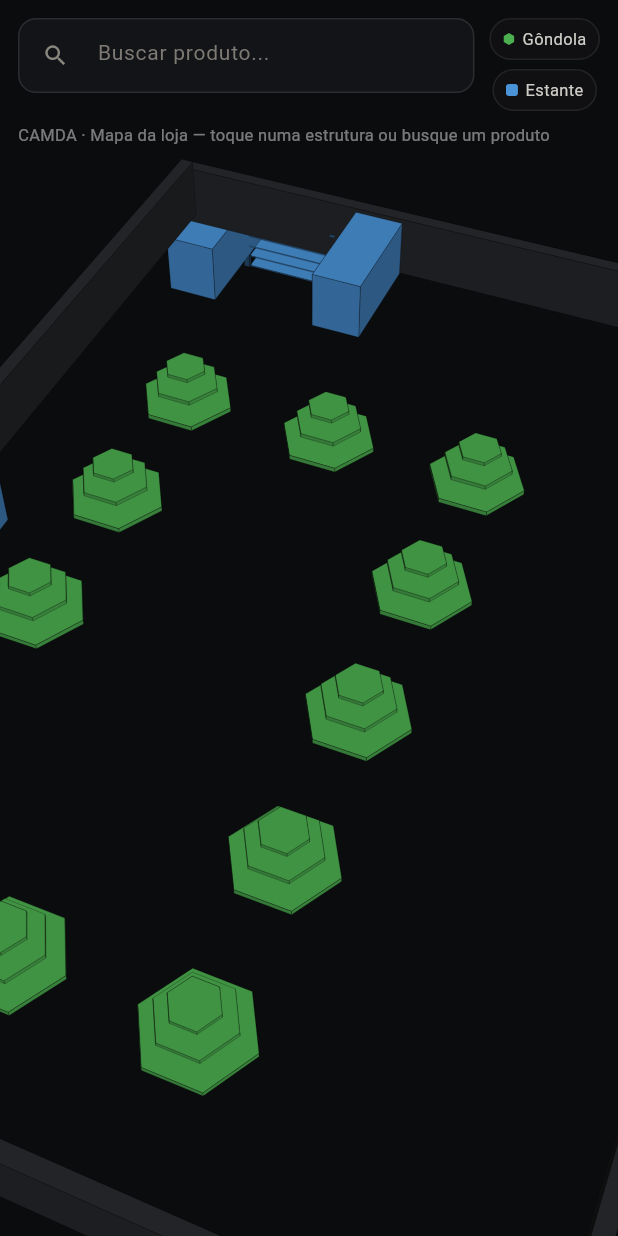
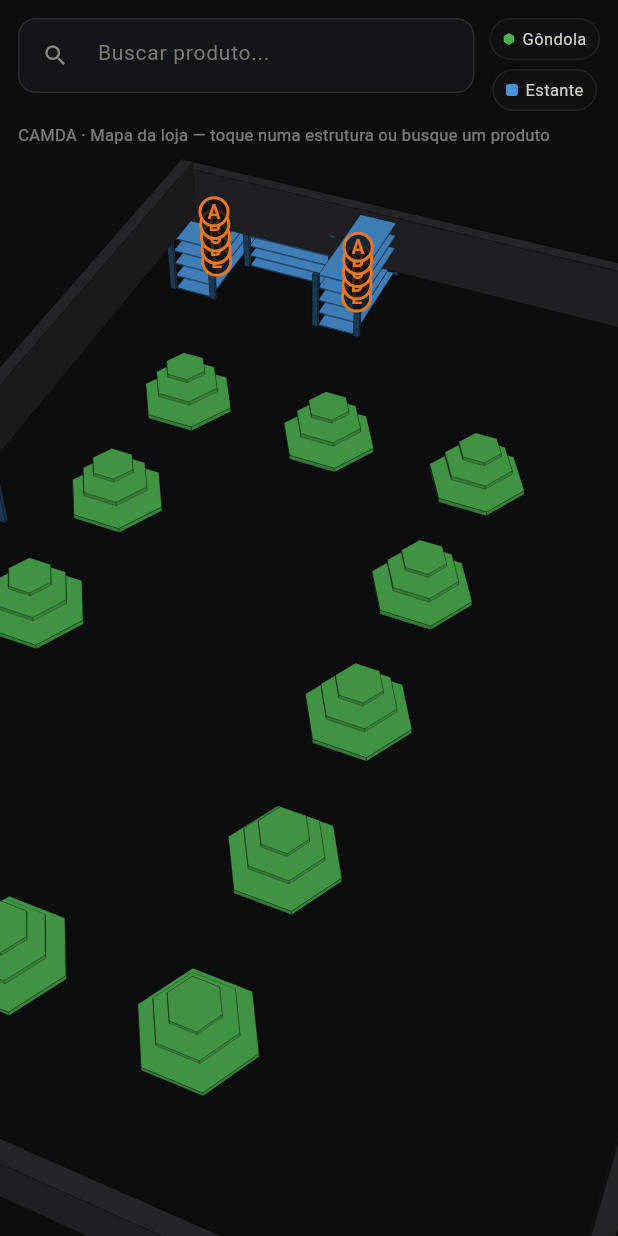
Before and after one commit to LeoLira1/Gondolas, a Flutter app: the screen it shows after launch, on a phone screen of 412 x 824 dp. Run offline on Flutter 3.47's test engine with Material 3 defaults, Android fonts, the phone set to English and light mode, and no system bars; our stand-ins replace shared_preferences; missing offline and left inert: libsql_dart.

Commit message:
feat(loja): add shelf letter labels (A–E) to wooden estantes on store map
- LojaGeometry: add _estanteNiveis=5, _shelfT=0.013, _nivelY() helper
- Rewrite _estante() with 4 corner posts + 5 horizontal shelves
  matching _estanteEdr300's visual structure (same pW/pD/sT, _boxLoja)
- LojaPainter: add showLabels flag (default true) + _drawLabels()
  that projects each shelf level as a 3D anchor point (same FOV/near
  math as _project), draws dark disc + CAMDA orange rim + bold letter;
  top shelf = A, bottom = E; font scales by depth (26px × clamp(2.5/cz,0.5,1.4))
- LojaScene widget: expose showLabels parameter, forward to LojaPainter
- EDR-300 (estante 8) and gondolas are not labelled; hit-test, pulse,
  near-plane clipping and camera focus are unaffected

Co-Authored-By: Claude Sonnet 4.6 <noreply@anthropic.com>
Claude-Session: https://claude.ai/code/session_01SGDnH9UePpiWKrK6CZkVz3

```diff
--- a/lib/loja_scene.dart
+++ b/lib/loja_scene.dart
@@ -94,10 +94,15 @@ const Color _corBg         = Color(0xFF0b0c0e);
 // ── LojaGeometry ──────────────────────────────────────────────────────────────
 
 class LojaGeometry {
-  static const double gondolaR   = 0.62;
-  static const double _estanteH  = 0.85;
-  static const double _paredeH   = 0.90;
-  static const double _paredeEsp = 0.18;
+  static const double gondolaR      = 0.62;
+  static const double _estanteH     = 0.85;
+  static const double _paredeH      = 0.90;
+  static const double _paredeEsp    = 0.18;
+  static const int    _estanteNiveis = 5;
+  static const double _shelfT       = 0.013;
+
+  static double _nivelY(int i) =>
+      i * (_estanteH - _shelfT) / (_estanteNiveis - 1);
 
   static List<Face> buildFaces(int? selecionadoIdx, double pulseT) {
     final faces = <Face>[];
@@ -187,15 +192,38 @@ class LojaGeometry {
   }
 
   static void _estante(List<Face> faces, ItemLoja item, Color cor) {
+    final cx = item.x, cz = item.z;
     final hw = item.w / 2, hd = item.d / 2;
-    final x0 = item.x - hw, x1 = item.x + hw;
-    final z0 = item.z - hd, z1 = item.z + hd;
-    const h = _estanteH;
-    faces.add(Face([Vec3(x0,0,z1), Vec3(x1,0,z1), Vec3(x1,h,z1), Vec3(x0,h,z1)], cor));
-    faces.add(Face([Vec3(x1,0,z0), Vec3(x0,0,z0), Vec3(x0,h,z0), Vec3(x1,h,z0)], cor));
-    faces.add(Face([Vec3(x0,0,z0), Vec3(x0,0,z1), Vec3(x0,h,z1), Vec3(x0,h,z0)], cor));
-    faces.add(Face([Vec3(x1,0,z1), Vec3(x1,0,z0), Vec3(x1,h,z0), Vec3(x1,h,z1)], cor));
-    faces.add(Face([Vec3(x0,h,z0), Vec3(x0,h,z1), Vec3(x1,h,z1), Vec3(x1,h,z0)], cor));
+    const h  = _estanteH;
+    const pW = 0.040;
+    const pD = 0.028;
+    const sT = _shelfT;
+
+    final corPost = Color.lerp(cor, const Color(0xFF000000), 0.45)!;
+
+    // 4 corner posts
+    for (final (px, pz) in [
+      (cx - hw + pW, cz - hd + pD),
+      (cx + hw - pW, cz - hd + pD),
+      (cx - hw + pW, cz + hd - pD),
+      (cx + hw - pW, cz + hd - pD),
+    ]) {
+      _boxLoja(faces,
+        x0: px - pW, x1: px + pW,
+        y0: 0,        y1: h,
+        z0: pz - pD,  z1: pz + pD,
+        color: corPost);
+    }
+
+    // 5 horizontal shelves
+    for (var i = 0; i < _estanteNiveis; i++) {
+      final y = _nivelY(i);
+      _boxLoja(faces,
+        x0: cx - hw + pW * 2, x1: cx + hw - pW * 2,
+        y0: y,                 y1: y + sT,
+        z0: cz - hd + pD,     z1: cz + hd - pD,
+        color: cor);
+    }
   }
 
   // Renderiza estante 8 como EDR-300: 4 montantes + 6 prateleiras horizontais
@@ -255,10 +283,15 @@ class LojaPainter extends CustomPainter {
   final Camera camera;
   final int?   selecionadoIdx;
   final double pulseT;
+  final bool   showLabels;
 
   static final Vec3 _lightDir = Vec3(5, 10, 7).normalized;
 
-  LojaPainter(this.camera, {this.selecionadoIdx, this.pulseT = 0});
+  LojaPainter(this.camera, {
+    this.selecionadoIdx,
+    this.pulseT     = 0,
+    this.showLabels = true,
+  });
 
   @override
   void paint(Canvas canvas, Size size) {
@@ -267,6 +300,7 @@ class LojaPainter extends CustomPainter {
     _project(faces, size);
     faces.sort((a, b) => b.depth.compareTo(a.depth));
     _draw(canvas, faces);
+    if (showLabels) _drawLabels(canvas, size);
   }
 
   // Sutherland-Hodgman near-plane clipping fixes the disappearing-face bug
@@ -349,6 +383,70 @@ class LojaPainter extends CustomPainter {
     }
   }
 
+  void _drawLabels(Canvas canvas, Size size) {
+    final eye    = camera.position;
+    final fwd    = (camera.target - eye).normalized;
+    final right  = fwd.cross(const Vec3(0, 1, 0)).normalized;
+    final up     = right.cross(fwd).normalized;
+    const fovY   = 45.0 * math.pi / 180.0;
+    const near   = 0.1;
+    final tanH   = math.tan(fovY / 2);
+    final aspect = size.width / size.height;
+    final w = size.width, h = size.height;
+
+    (Offset, double)? project(Vec3 v) {
+      final d  = v - eye;
+      final cz = d.dot(fwd);
+      if (cz <= near) return null;
+      final cx = d.dot(right) / (cz * tanH * aspect);
+      final cy = d.dot(up)    / (cz * tanH);
+      return (Offset((cx + 1) / 2 * w, (1 - cy) / 2 * h), cz);
+    }
+
+    const camda    = Color(0xFFe87722);
+    const bgColor  = Color(0xC70b0c0e);
+    const sT       = LojaGeometry._shelfT;
+    const nNiveis  = LojaGeometry._estanteNiveis;
+
+    final bgPaint  = Paint()..color = bgColor;
+    final rimPaint = Paint()
+      ..color       = camda
+      ..style       = PaintingStyle.stroke
+      ..strokeWidth = 2.0;
+
+    for (final item in itensLoja) {
+      if (item.tipo != 'estante' || item.numero == 8) continue;
+
+      for (var i = 0; i < nNiveis; i++) {
+        final y      = LojaGeometry._nivelY(i) + sT + 0.02;
+        final anchor = Vec3(item.x, y, item.z);
+        final hit    = project(anchor);
+        if (hit == null) continue;
+
+        final (screen, cz) = hit;
+        final fontSize = 26.0 * (2.5 / cz).clamp(0.5, 1.4);
+        final radius   = fontSize * 0.72;
+
+        canvas.drawCircle(screen, radius, bgPaint);
+        canvas.drawCircle(screen, radius, rimPaint);
+
+        final letter = String.fromCharCode(65 + (nNiveis - 1 - i));
+        final tp = TextPainter(
+          text: TextSpan(
+            text: letter,
+            style: TextStyle(
+              color:      camda,
+              fontSize:   fontSize,
+              fontWeight: FontWeight.bold,
+            ),
+          ),
+          textDirection: TextDirection.ltr,
+        )..layout();
+        tp.paint(canvas, screen - Offset(tp.width / 2, tp.height / 2));
+      }
+    }
+  }
+
   @override
   bool shouldRepaint(LojaPainter old) =>
       old.camera.rotY     != camera.rotY     ||
@@ -357,6 +455,7 @@ class LojaPainter extends CustomPainter {
       old.camera.target.x != camera.target.x ||
       old.camera.target.z != camera.target.z ||
       old.selecionadoIdx  != selecionadoIdx  ||
+      old.showLabels      != showLabels      ||
       (old.pulseT - pulseT).abs() > 0.001;
 }
 
@@ -367,6 +466,7 @@ class LojaScene extends StatefulWidget {
   final void Function(int? idx)    onSelecionado;
   final void Function(int idx)?    onVerDetalhes;
   final Vec3?                      focarEm;
+  final bool                       showLabels;
 
   const LojaScene({
     super.key,
@@ -374,6 +474,7 @@ class LojaScene extends StatefulWidget {
     required this.onSelecionado,
     this.onVerDetalhes,
     this.focarEm,
+    this.showLabels = true,
   });
 
   @override
@@ -553,6 +654,7 @@ class _LojaSceneState extends State<LojaScene> with TickerProviderStateMixin {
           _camera,
           selecionadoIdx: widget.selecionadoIdx,
           pulseT:         _pulseT,
+          showLabels:     widget.showLabels,
         ),
         child: const SizedBox.expand(),
       ),
```
